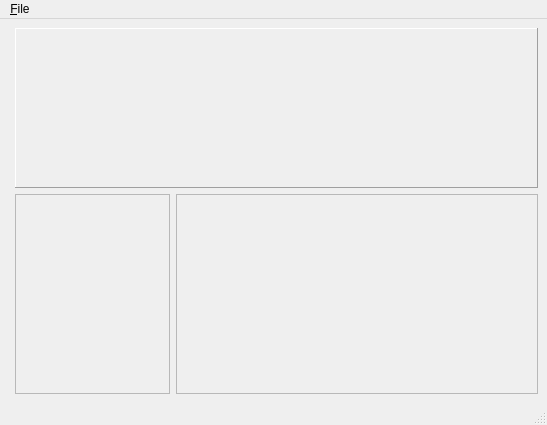
Zen-Master-SoSo/kitstarter, file kitstarter/gui/main_window.ui: the form before one commit.
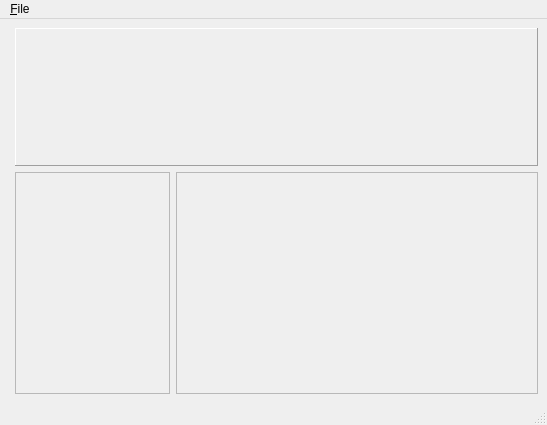
The form after the commit.

What changed in the file:
```diff
--- a/kitstarter/gui/main_window.ui
+++ b/kitstarter/gui/main_window.ui
@@ -26,15 +26,9 @@
      </widget>
     </item>
     <item>
-     <layout class="QVBoxLayout" name="right_layout" stretch="3,7">
+     <layout class="QVBoxLayout" name="right_layout" stretch="5,8">
       <item>
        <widget class="QStackedWidget" name="stk_instrument_widget">
-        <property name="minimumSize">
-         <size>
-          <width>0</width>
-          <height>160</height>
-         </size>
-        </property>
         <property name="frameShape">
          <enum>QFrame::Panel</enum>
         </property>
```
